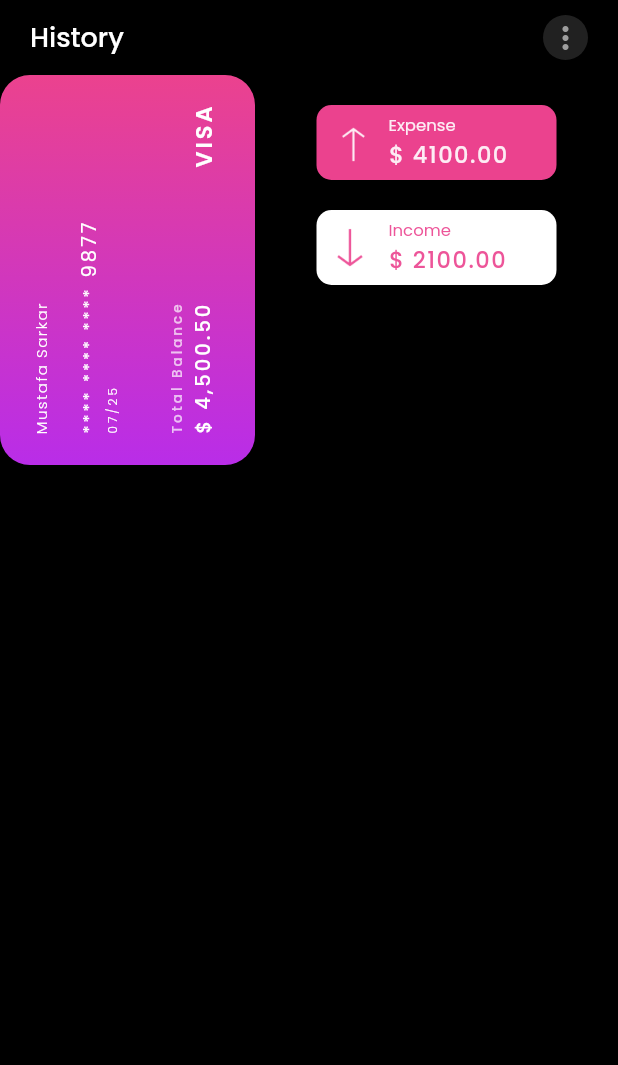
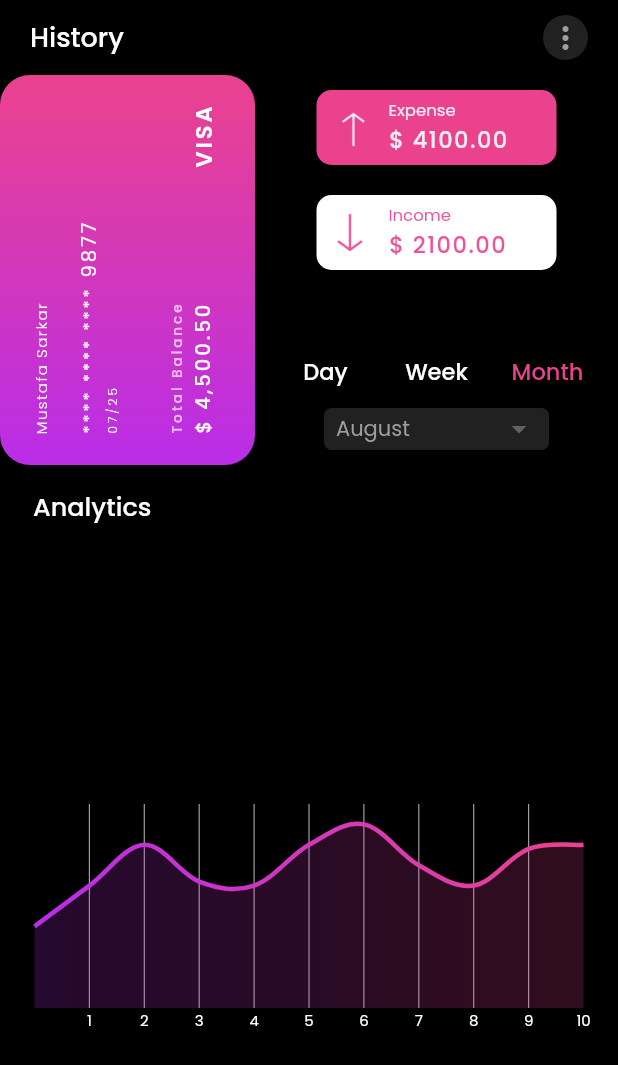
Before and after one commit to aniribe/flutter_digital_wallet_app, a Flutter app: the screen it shows after launch, on a phone screen of 412 x 824 dp. Shown: the top 1065 px of the screen. Run offline on Flutter 3.47's test engine with Material 2 defaults, Android fonts, the phone set to English and light mode, and no system bars; drawn by our look-alikes of fl_chart; our stand-ins replace get_it, injectable, stacked, stacked_services.

Commit message:
expense_graph was added;

```diff
--- /dev/null
+++ b/lib/config/app.dart
@@ -0,0 +1,8 @@
+import 'package:digital_wallet_app/views/home/home_page_view.dart';
+import 'package:stacked/stacked_annotations.dart';
+
+@StackedApp(routes: [
+  MaterialRoute(page: HomePageView, initial: true),
+  // CupertinoRoute(page: PreLoginView),
+])
+class AppSetup {}
--- /dev/null
+++ b/lib/config/app.router.dart
@@ -0,0 +1,60 @@
+// GENERATED CODE - DO NOT MODIFY BY HAND
+
+// **************************************************************************
+// StackedRouterGenerator
+// **************************************************************************
+
+// ignore_for_file: public_member_api_docs, unused_import, non_constant_identifier_names
+
+import 'package:flutter/material.dart';
+import 'package:stacked/stacked.dart';
+import 'package:stacked_services/stacked_services.dart';
+
+import '../views/home/home_page_view.dart';
+
+class Routes {
+  static const String homePageView = '/';
+  static const all = <String>{
+    homePageView,
+  };
+}
+
+class StackedRouter extends RouterBase {
+  @override
+  List<RouteDef> get routes => _routes;
+  final _routes = <RouteDef>[
+    RouteDef(Routes.homePageView, page: HomePageView),
+  ];
+  @override
+  Map<Type, StackedRouteFactory> get pagesMap => _pagesMap;
+  final _pagesMap = <Type, StackedRouteFactory>{
+    HomePageView: (data) {
+      return MaterialPageRoute<dynamic>(
+        builder: (context) => const HomePageView(),
+        settings: data,
+      );
+    },
+  };
+}
+
+/// ************************************************************************
+/// Extension for strongly typed navigation
+/// *************************************************************************
+
+extension NavigatorStateExtension on NavigationService {
+  Future<dynamic> navigateToHomePageView({
+    int? routerId,
+    bool preventDuplicates = true,
+    Map<String, String>? parameters,
+    Widget Function(BuildContext, Animation<double>, Animation<double>, Widget)?
+        transition,
+  }) async {
+    return navigateTo(
+      Routes.homePageView,
+      id: routerId,
+      preventDuplicates: preventDuplicates,
+      parameters: parameters,
+      transition: transition,
+    );
+  }
+}
--- /dev/null
+++ b/lib/config/locator.dart
@@ -0,0 +1,8 @@
+import 'package:get_it/get_it.dart';
+import 'package:injectable/injectable.dart';
+import 'locator.config.dart';
+
+final locator = GetIt.instance;
+
+@injectableInit
+Future<dynamic> setupLocator() async => await $initGetIt(locator);
--- /dev/null
+++ b/lib/config/service_config.dart
@@ -0,0 +1,12 @@
+import 'package:injectable/injectable.dart';
+// ignore: import_of_legacy_library_into_null_safe
+import 'package:stacked_services/stacked_services.dart';
+
+@module
+abstract class ServicesConfig {
+  @lazySingleton
+  NavigationService get navigationService;
+
+  @lazySingleton
+  DialogService get dialogService;
+}
--- a/lib/consts/string_constants.dart
+++ b/lib/consts/string_constants.dart
@@ -6,6 +6,10 @@ class StringConstants {
   static const String visa = 'VISA';
   static const String expense = 'Expense';
   static const String income = 'Income';
+  static const String day = 'Day';
+  static const String week = 'Week';
+  static const String month = 'Month';
+  static const String analytics = 'Analytics';
 
   //Images
   static const String arrowUpIcon = 'assets/images/arrow_up.png';
--- a/lib/main.dart
+++ b/lib/main.dart
@@ -1,5 +1,6 @@
-import 'package:digital_wallet_app/views/home/home_page.dart';
 import 'package:flutter/material.dart';
+import 'package:stacked_services/stacked_services.dart';
+import 'config/app.router.dart';
 
 void main() {
   runApp(const MyApp());
@@ -14,7 +15,8 @@ class MyApp extends StatelessWidget {
     return MaterialApp(
       debugShowCheckedModeBanner: false,
       theme: ThemeData(fontFamily: 'Poppins'),
-      home: const HomePage(),
+      navigatorKey: StackedService.navigatorKey,
+      onGenerateRoute: StackedRouter().onGenerateRoute,
     );
   }
 }
--- /dev/null
+++ b/lib/views/home/components/credit_card_section.dart
@@ -0,0 +1,27 @@
+import 'package:flutter/cupertino.dart';
+import '../../../widgets/visa_card/visa_card.dart';
+import 'expense_income_section.dart';
+
+class CreditCardSection extends StatelessWidget {
+  final String selectedValue;
+  final void Function(String?)? onChanged;
+
+  const CreditCardSection({
+    Key? key,
+    required this.selectedValue,
+    this.onChanged,
+  }) : super(key: key);
+
+  @override
+  Widget build(BuildContext context) {
+    return Row(
+      children: [
+        const VisaCardDesign(),
+        ExpenseIncomeSection(
+          selectedValue: selectedValue,
+          onChanged: onChanged,
+        ),
+      ],
+    );
+  }
+}
--- /dev/null
+++ b/lib/views/home/components/dropdown_section.dart
@@ -0,0 +1,86 @@
+import 'package:flutter/cupertino.dart';
+import 'package:flutter/material.dart';
+import '../../../consts/app_colors.dart';
+import '../../../consts/string_constants.dart';
+import '../../../data/data.dart';
+import '../../../widgets/buttons/time_period_button.dart';
+
+class DropDownSection extends StatelessWidget {
+  const DropDownSection({
+    Key? key,
+    required this.selectedValue,
+    required this.onChanged,
+  }) : super(key: key);
+
+  final String selectedValue;
+  final void Function(String? p1)? onChanged;
+
+  @override
+  Widget build(BuildContext context) {
+    return Column(
+      children: [
+        Row(
+          mainAxisAlignment: MainAxisAlignment.spaceBetween,
+          children: const [
+            TimePeriodButton(
+              textColor: AppColors.white,
+              text: StringConstants.day,
+            ),
+            TimePeriodButton(
+              textColor: AppColors.white,
+              text: StringConstants.week,
+            ),
+            TimePeriodButton(
+              textColor: AppColors.pink,
+              text: StringConstants.month,
+            ),
+          ],
+        ),
+        Container(
+          height: 28,
+          width: 150,
+          padding: const EdgeInsets.symmetric(horizontal: 8),
+          decoration: BoxDecoration(
+            color: AppColors.grey900,
+            borderRadius: BorderRadius.circular(5),
+          ),
+          child: DropdownButtonHideUnderline(
+              child: DropdownButton(
+            isExpanded: true,
+            dropdownColor: AppColors.grey900,
+            items: monthList.map<DropdownMenuItem<String>>((value) {
+              return DropdownMenuItem<String>(
+                value: value,
+                child: Text(
+                  value,
+                  style: TextStyle(
+                      color: value == selectedValue
+                          ? AppColors.pink
+                          : AppColors.grey500,
+                      fontSize: 14,
+                      fontWeight: FontWeight.w500),
+                ),
+              );
+            }).toList(),
+            selectedItemBuilder: (BuildContext context) {
+              return monthList.map<Widget>((item) {
+                return DropdownMenuItem(
+                  child: Text(
+                    item,
+                    style: const TextStyle(
+                      color: AppColors.grey500,
+                      fontSize: 14,
+                    ),
+                  ),
+                  value: item,
+                );
+              }).toList();
+            },
+            onChanged: onChanged,
+            value: selectedValue,
+          )),
+        ),
+      ],
+    );
+  }
+}
--- /dev/null
+++ b/lib/views/home/components/expense_graph.dart
@@ -0,0 +1,125 @@
+import 'package:digital_wallet_app/consts/app_colors.dart';
+import 'package:fl_chart/fl_chart.dart';
+import 'package:flutter/cupertino.dart';
+
+class ExpenseGraphDesign extends StatelessWidget {
+  const ExpenseGraphDesign({Key? key}) : super(key: key);
+
+  @override
+  Widget build(BuildContext context) {
+    return Container(
+      height: 150,
+      child: LineChart(
+        LineChartData(
+          minX: 0,
+          maxX: 10,
+          minY: 0,
+          maxY: 10,
+          backgroundColor: AppColors.black,
+          lineBarsData: [
+            LineChartBarData(
+              spots: [
+                const FlSpot(0, 4),
+                const FlSpot(1, 6),
+                const FlSpot(2, 8),
+                const FlSpot(3, 6.2),
+                const FlSpot(4, 6),
+                const FlSpot(5, 8),
+                const FlSpot(6, 9),
+                const FlSpot(7, 7),
+                const FlSpot(8, 6),
+                const FlSpot(9, 7.8),
+                const FlSpot(10, 8),
+              ],
+              isCurved: true,
+              gradient: const LinearGradient(colors: [
+                AppColors.purple,
+                AppColors.pink,
+              ]),
+              barWidth: 3,
+              belowBarData: BarAreaData(
+                show: true,
+                gradient: LinearGradient(colors: [
+                  AppColors.purple.withOpacity(0.2),
+                  AppColors.pink.withOpacity(0.2),
+                ]),
+              ),
+              dotData: FlDotData(show: false),
+            ),
+          ],
+          gridData: FlGridData(
+            show: true,
+            drawHorizontalLine: false,
+            drawVerticalLine: true,
+            getDrawingVerticalLine: (value) {
+              return FlLine(
+                color: AppColors.grey500,
+                strokeWidth: 0.8,
+              );
+            },
+          ),
+          titlesData: FlTitlesData(
+            leftTitles: AxisTitles(
+              sideTitles: SideTitles(showTitles: false),
+            ),
+            rightTitles: AxisTitles(
+              sideTitles: SideTitles(showTitles: false),
+            ),
+            topTitles: AxisTitles(
+              sideTitles: SideTitles(showTitles: false),
+            ),
+            bottomTitles: AxisTitles(
+              sideTitles: SideTitles(
+                  showTitles: true,
+                  reservedSize: 12,
+                  getTitlesWidget: (value, meta) {
+                    String text = '';
+                    switch (value.toInt()) {
+                      case 1:
+                        text = '1';
+                        break;
+                      case 2:
+                        text = '2';
+                        break;
+                      case 3:
+                        text = '3';
+                        break;
+                      case 4:
+                        text = '4';
+                        break;
+                      case 5:
+                        text = '5';
+                        break;
+                      case 6:
+                        text = '6';
+                        break;
+                      case 7:
+                        text = '7';
+                        break;
+                      case 8:
+                        text = '8';
+                        break;
+                      case 9:
+                        text = '9';
+                        break;
+                      case 10:
+                        text = '10';
+                        break;
+                      default:
+                        return Container();
+                    }
+                    return Text(
+                      text,
+                      style: const TextStyle(
+                        color: AppColors.white,
+                        fontSize: 10,
+                      ),
+                    );
+                  }),
+            ),
+          ),
+        ),
+      ),
+    );
+  }
+}
--- a/lib/views/home/components/expense_income_section.dart
+++ b/lib/views/home/components/expense_income_section.dart
@@ -1,41 +1,29 @@
-import 'package:digital_wallet_app/consts/app_colors.dart';
-import 'package:digital_wallet_app/consts/string_constants.dart';
-import 'package:digital_wallet_app/util/ui_helper.dart';
+import 'package:digital_wallet_app/views/home/components/sum_data_section.dart';
 import 'package:flutter/material.dart';
-import '../../../widgets/sum_widget/sum_container.dart';
+import 'dropdown_section.dart';
 
 class ExpenseIncomeSection extends StatelessWidget {
-  const ExpenseIncomeSection({Key? key}) : super(key: key);
+  final String selectedValue;
+  final void Function(String?)? onChanged;
+
+  const ExpenseIncomeSection({
+    Key? key,
+    required this.selectedValue,
+    this.onChanged,
+  }) : super(key: key);
 
   @override
   Widget build(BuildContext context) {
     return Expanded(
         child: SizedBox(
-      height: 240,
+      height: 260,
       child: Padding(
-        padding: const EdgeInsets.symmetric(horizontal: 15, vertical: 10),
+        padding: const EdgeInsets.symmetric(horizontal: 17, vertical: 10),
         child: Column(
           mainAxisAlignment: MainAxisAlignment.spaceBetween,
           children: [
-            Column(
-              children: [
-                SumContainer(
-                  containerColor: AppColors.pink,
-                  icon: StringConstants.arrowUpIcon,
-                  textColor: AppColors.white.withOpacity(0.9),
-                  dataType: StringConstants.expense,
-                  sum: '4100.00',
-                ),
-                verticalSpace(20),
-                SumContainer(
-                  containerColor: AppColors.white,
-                  icon: StringConstants.arrowDownIcon,
-                  textColor: AppColors.pink.withOpacity(0.9),
-                  dataType: StringConstants.income,
-                  sum: '2100.00',
-                )
-              ],
-            ),
+            const SumDataSection(),
+            DropDownSection(selectedValue: selectedValue, onChanged: onChanged),
           ],
         ),
       ),
--- /dev/null
+++ b/lib/views/home/components/sum_data_section.dart
@@ -0,0 +1,34 @@
+import 'package:flutter/cupertino.dart';
+import '../../../consts/app_colors.dart';
+import '../../../consts/string_constants.dart';
+import '../../../util/ui_helper.dart';
+import '../../../widgets/sum_widget/sum_container.dart';
+
+class SumDataSection extends StatelessWidget {
+  const SumDataSection({
+    Key? key,
+  }) : super(key: key);
+
+  @override
+  Widget build(BuildContext context) {
+    return Column(
+      children: [
+        SumContainer(
+          containerColor: AppColors.pink,
+          icon: StringConstants.arrowUpIcon,
+          textColor: AppColors.white.withOpacity(0.9),
+          dataType: StringConstants.expense,
+          sum: '4100.00',
+        ),
+        verticalSpace(20),
+        SumContainer(
+          containerColor: AppColors.white,
+          icon: StringConstants.arrowDownIcon,
+          textColor: AppColors.pink.withOpacity(0.9),
+          dataType: StringConstants.income,
+          sum: '2100.00',
+        ),
+      ],
+    );
+  }
+}
--- /dev/null
+++ b/lib/views/home/components/title_line.dart
@@ -0,0 +1,43 @@
+import 'package:flutter/material.dart';
+import '../../../consts/app_colors.dart';
+import '../../../consts/string_constants.dart';
+
+class TitleLine extends StatelessWidget {
+  const TitleLine({
+    Key? key,
+  }) : super(key: key);
+
+  @override
+  Widget build(BuildContext context) {
+    return Row(
+      mainAxisAlignment: MainAxisAlignment.spaceBetween,
+      children: [
+        const Text(
+          StringConstants.history,
+          style: TextStyle(
+            fontSize: 18,
+            fontWeight: FontWeight.w500,
+            color: AppColors.white,
+          ),
+        ),
+        Container(
+          height: 30,
+          width: 30,
+          child: TextButton(
+              onPressed: () {},
+              style: TextButton.styleFrom(
+                backgroundColor: AppColors.grey900,
+                shape: RoundedRectangleBorder(
+                  borderRadius: BorderRadius.circular(100),
+                ),
+                padding: const EdgeInsets.all(3),
+              ),
+              child: const Icon(
+                Icons.more_vert,
+                color: AppColors.grey500,
+              )),
+        )
+      ],
+    );
+  }
+}
--- a/lib/views/home/home_page.dart
+++ /dev/null
@@ -1,67 +0,0 @@
-import 'package:flutter/material.dart';
-import '../../consts/app_colors.dart';
-import '../../consts/string_constants.dart';
-import '../../widgets/visa_card/visa_card.dart';
-import 'components/expense_income_section.dart';
-
-class HomePage extends StatefulWidget {
-  const HomePage({Key? key}) : super(key: key);
-
-  @override
-  State<HomePage> createState() => _HomePageState();
-}
-
-class _HomePageState extends State<HomePage> {
-  @override
-  Widget build(BuildContext context) {
-    return Scaffold(
-      backgroundColor: AppColors.black,
-      body: SafeArea(
-        child: Column(
-          children: [
-            Padding(
-              padding:
-                  const EdgeInsets.symmetric(horizontal: 20.0, vertical: 10),
-              child: Row(
-                mainAxisAlignment: MainAxisAlignment.spaceBetween,
-                children: [
-                  const Text(
-                    StringConstants.history,
-                    style: TextStyle(
-                      fontSize: 18,
-                      fontWeight: FontWeight.w500,
-                      color: AppColors.white,
-                    ),
-                  ),
-                  Container(
-                    height: 30,
-                    width: 30,
-                    child: TextButton(
-                        onPressed: () {},
-                        style: TextButton.styleFrom(
-                          backgroundColor: AppColors.grey900,
-                          shape: RoundedRectangleBorder(
-                            borderRadius: BorderRadius.circular(100),
-                          ),
-                          padding: const EdgeInsets.all(3),
-                        ),
-                        child: const Icon(
-                          Icons.more_vert,
-                          color: AppColors.grey500,
-                        )),
-                  )
-                ],
-              ),
-            ),
-            Row(
-              children: const [
-                VisaCardDesign(),
-                ExpenseIncomeSection(),
-              ],
-            ),
-          ],
-        ),
-      ),
-    );
-  }
-}
--- /dev/null
+++ b/lib/views/home/home_page_view.dart
@@ -0,0 +1,65 @@
+import 'package:digital_wallet_app/consts/string_constants.dart';
+import 'package:digital_wallet_app/util/ui_helper.dart';
+import 'package:flutter/material.dart';
+import 'package:stacked/stacked.dart';
+import '../../consts/app_colors.dart';
+import 'components/credit_card_section.dart';
+import 'components/expense_graph.dart';
+import 'components/title_line.dart';
+import 'home_page_viewmodel.dart';
+
+class HomePageView extends StatefulWidget {
+  const HomePageView({Key? key}) : super(key: key);
+
+  @override
+  State<HomePageView> createState() => _HomePageViewState();
+}
+
+class _HomePageViewState extends State<HomePageView> {
+  @override
+  Widget build(BuildContext context) {
+    return ViewModelBuilder<HomePageViewModel>.reactive(
+        viewModelBuilder: () => HomePageViewModel(),
+        builder: (context, model, child) => Scaffold(
+              backgroundColor: AppColors.black,
+              body: SafeArea(
+                child: Column(
+                  children: [
+                    const Padding(
+                      padding:
+                          EdgeInsets.symmetric(horizontal: 20.0, vertical: 10),
+                      child: TitleLine(),
+                    ),
+                    CreditCardSection(
+                      selectedValue: model.selectedValue as String,
+                      onChanged: (String? value) =>
+                          model.onDropDownValueChanged(value),
+                    ),
+                    verticalSpace(15),
+                    Padding(
+                      padding: EdgeInsets.symmetric(horizontal: 22),
+                      child: SizedBox(
+                        height: 360,
+                        child: Column(
+                          mainAxisAlignment: MainAxisAlignment.spaceBetween,
+                          crossAxisAlignment: CrossAxisAlignment.start,
+                          children: const [
+                            Text(
+                              StringConstants.analytics,
+                              style: TextStyle(
+                                fontSize: 17,
+                                fontWeight: FontWeight.w500,
+                                color: AppColors.white,
+                              ),
+                            ),
+                            ExpenseGraphDesign()
+                          ],
+                        ),
+                      ),
+                    ),
+                  ],
+                ),
+              ),
+            ));
+  }
+}
--- /dev/null
+++ b/lib/views/home/home_page_viewmodel.dart
@@ -0,0 +1,10 @@
+import 'package:stacked/stacked.dart';
+
+class HomePageViewModel extends BaseViewModel {
+  String? selectedValue = "August";
+
+  void onDropDownValueChanged(String? newValue) {
+    selectedValue = newValue;
+    notifyListeners();
+  }
+}
--- /dev/null
+++ b/lib/widgets/buttons/time_period_button.dart
@@ -0,0 +1,29 @@
+import 'package:flutter/material.dart';
+
+class TimePeriodButton extends StatelessWidget {
+  final String text;
+  final Color textColor;
+
+  const TimePeriodButton({
+    Key? key,
+    required this.text,
+    required this.textColor,
+  }) : super(key: key);
+
+  @override
+  Widget build(BuildContext context) {
+    return Container(
+      width: 60,
+      child: TextButton(
+          onPressed: () {},
+          style: TextButton.styleFrom(padding: const EdgeInsets.all(3)),
+          child: Text(
+            text,
+            style: TextStyle(
+              color: textColor,
+              fontSize: 15,
+            ),
+          )),
+    );
+  }
+}
```
Also changed, not shown: pubspec.yaml (+16 -14 lines), lib/config/locator.config.dart (added), pubspec.lock.
